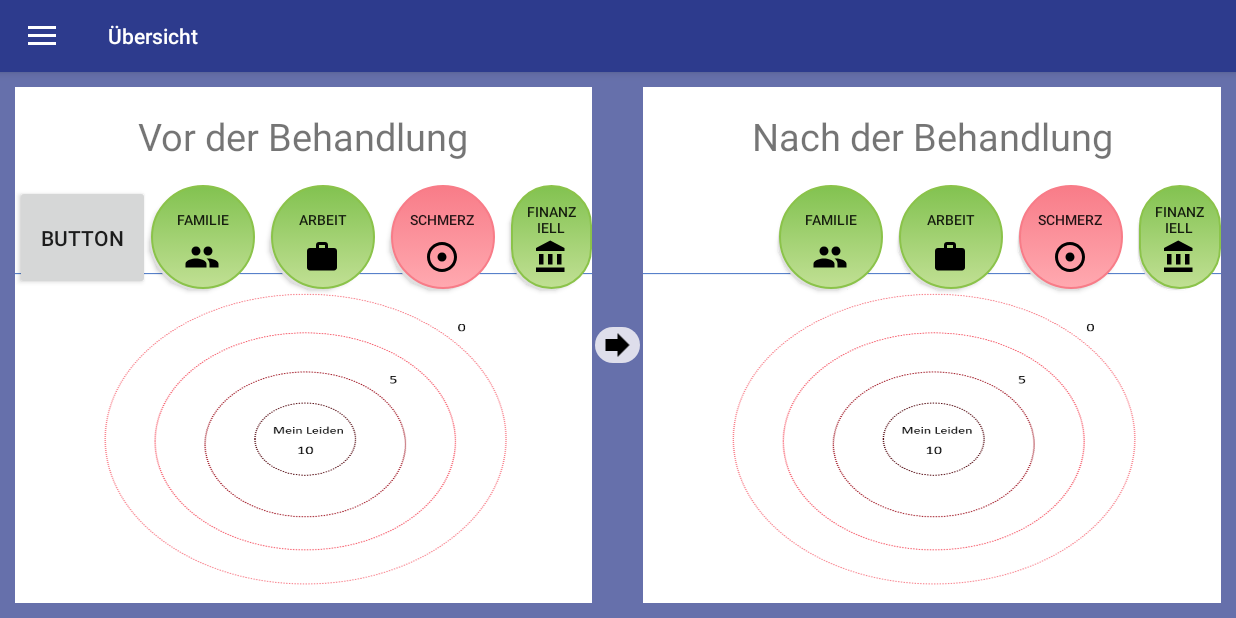
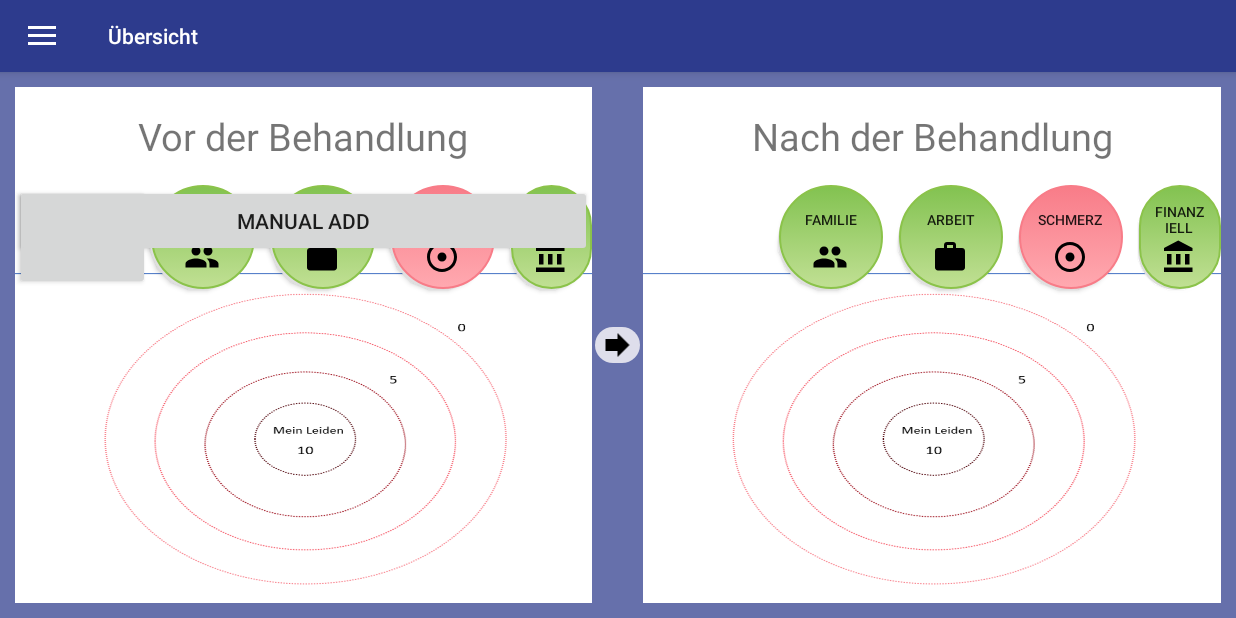
Before and after one commit to chfaes/BA-ZZM, an Android app: the fragment PsychosocialFragment placed in its activity, after a tap on "BUTTON", on a phone screen of 824 x 412 dp (held sideways). Run offline under Robolectric (Android 15) with nearby library versions, the phone set to English and light mode, and no system bars; libraries missing offline, so code that uses them is left out: com.itextpdf.text, org.flywaydb.core, org.sqldroid; network calls fail; 2 statements that could not run were skipped.

Commit message:
PsyContext: Prototype: Dynamic addition of buttons

```diff
--- a/app/src/main/java/com/example/frontend/Fragments/PsychosocialFragment.java
+++ b/app/src/main/java/com/example/frontend/Fragments/PsychosocialFragment.java
@@ -50,6 +50,8 @@ public class PsychosocialFragment extends Fragment implements ReasonDialog.Reaso
 
     private ImageView btnReason;
 
+    private RelativeLayout relativeLayout = null;
+
     private int xDelta;
     private int yDelta;
     private RelativeLayout rlBefore;
@@ -80,8 +82,6 @@ public class PsychosocialFragment extends Fragment implements ReasonDialog.Reaso
     @Override
     public View onCreateView(LayoutInflater inflater, ViewGroup container, Bundle savedInstanceState) {
         patientId = getArguments().getInt("patientId");
-
-        // Inflate the layout for this fragment
         return inflater.inflate(R.layout.fragment_psychosocial, container, false);
     }
 
@@ -127,6 +127,20 @@ public class PsychosocialFragment extends Fragment implements ReasonDialog.Reaso
 
         setPsychoSocialBefore();
         setPsychoSocialAfter();
+
+        relativeLayout = (RelativeLayout) view.findViewById(R.id.rlBefore);
+
+        Button Test = (Button)view.findViewById(R.id.psy_social_btn_01);
+        Test.setOnClickListener(new View.OnClickListener() {
+            @Override
+            public void onClick(View view) {
+//Create your Controls(UI widget, Button,TextView) and add into layout
+                Button btn = new Button(getActivity());
+                btn.setText("Manual Add");
+                btn.setLayoutParams(new RelativeLayout.LayoutParams(LinearLayout.LayoutParams.MATCH_PARENT, RelativeLayout.LayoutParams.WRAP_CONTENT));
+                relativeLayout.addView(btn);
+            }
+        });
 
     }
 
@@ -204,11 +218,6 @@ public class PsychosocialFragment extends Fragment implements ReasonDialog.Reaso
         @Override
         public void onClick(View view) {
             Log.d("Log", "Jap");
-            /*LinearLayout ll = (LinearLayout)getActivity().findViewById(R.id.llBefore);
-            Button btn = new Button(getContext());
-            btn.setText("Manual Add");
-            btn.setLayoutParams(new LinearLayout.LayoutParams(LinearLayout.LayoutParams.MATCH_PARENT, LinearLayout.LayoutParams.WRAP_CONTENT));
-            ll.addView(btn);*/
         }
     }
 
```
